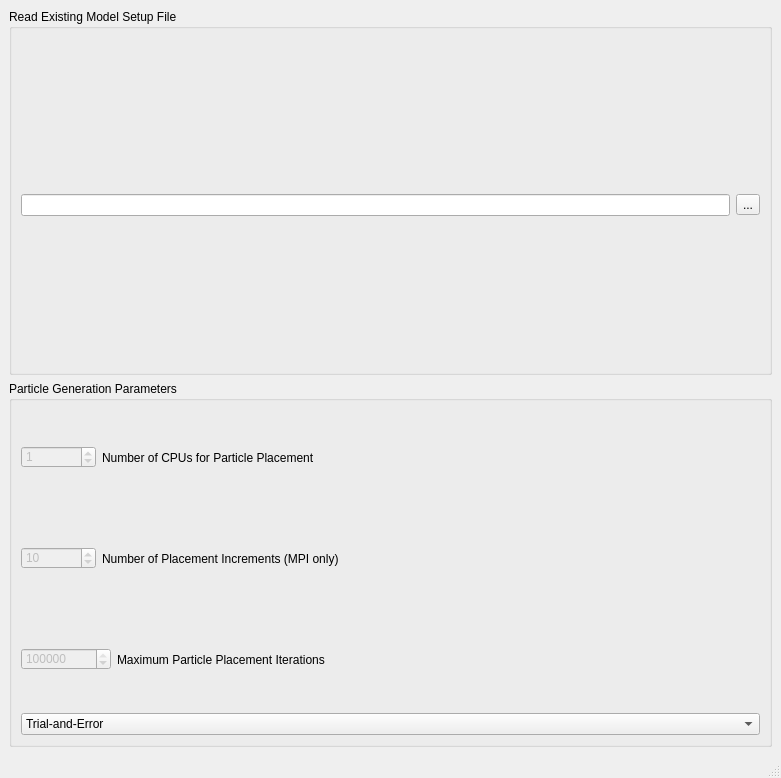
First picture: the form in freecad/ldpmWorkbench/gui/ui/ui_SPHDEM_modelProps.ui, repository Computational-Mechanics-Material-Models/LDPM-preprocessor, before the edit.
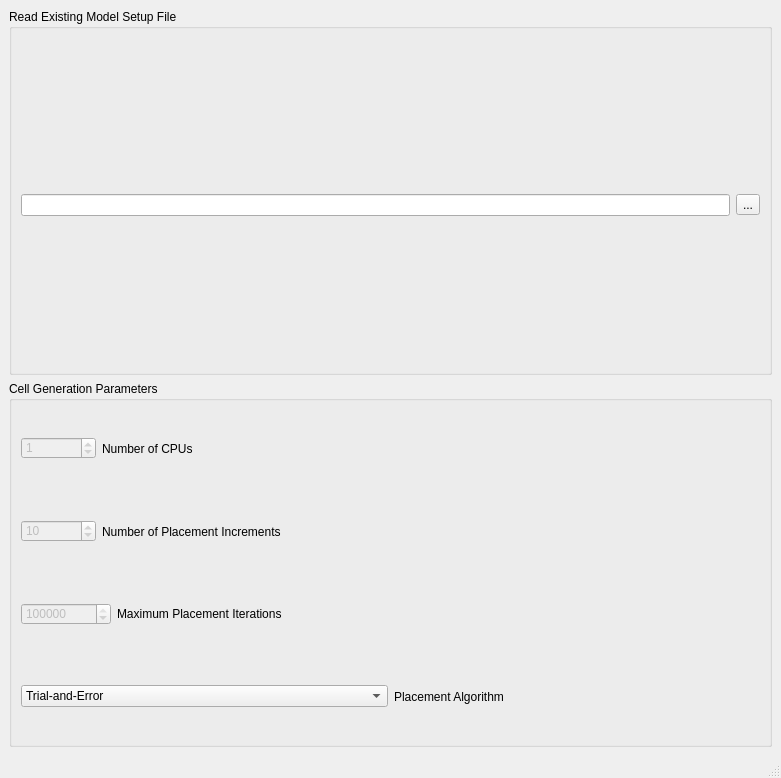
Second picture: the form after the edit. Icons and pictures are not drawn.

```diff
--- a/freecad/ldpmWorkbench/gui/ui/ui_SPHDEM_modelProps.ui
+++ b/freecad/ldpmWorkbench/gui/ui/ui_SPHDEM_modelProps.ui
@@ -87,7 +87,7 @@
        <string notr="true">border-color: rgb(182, 182, 182);</string>
       </property>
       <property name="title">
-       <string>Particle Generation Parameters</string>
+       <string>Cell Generation Parameters</string>
       </property>
       <layout class="QGridLayout" name="gridLayout_2">
        <item row="0" column="0">
@@ -129,7 +129,7 @@
             <bool>true</bool>
            </property>
            <property name="text">
-            <string>Number of CPUs for Particle Placement</string>
+            <string>Number of CPUs</string>
            </property>
           </widget>
          </item>
@@ -174,7 +174,7 @@
             <bool>true</bool>
            </property>
            <property name="text">
-            <string>Number of Placement Increments (MPI only)</string>
+            <string>Number of Placement Increments</string>
            </property>
           </widget>
          </item>
@@ -219,7 +219,7 @@
             <bool>true</bool>
            </property>
            <property name="text">
-            <string>Maximum Particle Placement Iterations</string>
+            <string>Maximum Placement Iterations</string>
            </property>
           </widget>
          </item>
@@ -245,6 +245,13 @@
            </item>
           </widget>
          </item>
+        <item>
+         <widget class="QLabel" name="label_placementAlg">
+          <property name="text">
+           <string>Placement Algorithm</string>
+          </property>
+         </widget>
+        </item>
         </layout>
        </item>
       </layout>
```
